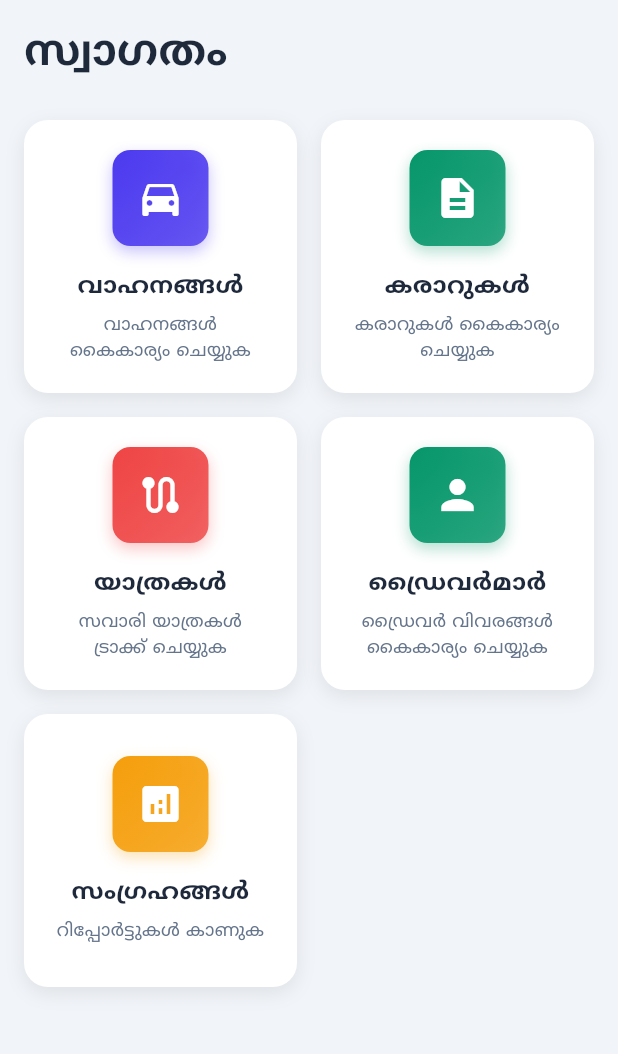
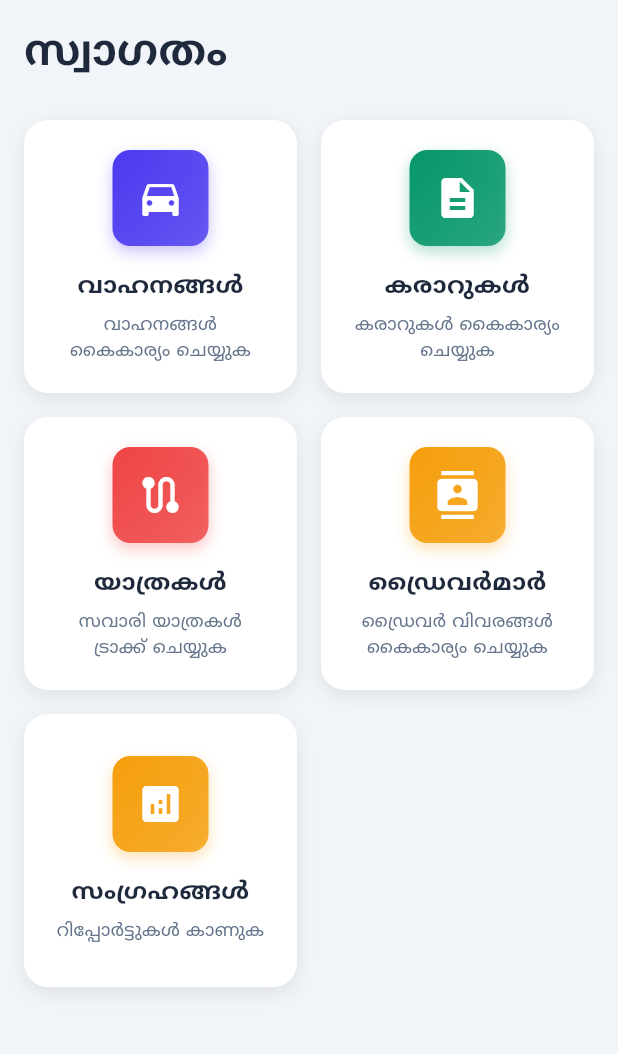
Before and after one commit to giri943/yaathra-rekha-app, a Flutter app: the DashboardWidget screen opened directly, on a phone screen of 412 x 824 dp, the part 84-1138 px from its top. Run offline on Flutter 3.47's test engine with Material 3 defaults, Android fonts, the light colour scheme and no system bars; our stand-ins replace google_fonts, google_sign_in, shared_preferences; accounts and stored records are empty; network calls fail.

Commit message:
fix:driver directory icon changes

```diff
--- a/lib/pages/dashboard.dart
+++ b/lib/pages/dashboard.dart
@@ -192,8 +192,8 @@ class _DashboardWidgetState extends State<DashboardWidget> {
                       context,
                       'ഡ്രൈവർമാർ',
                       'ഡ്രൈവർ വിവരങ്ങൾ കൈകാര്യം ചെയ്യുക',
-                      Icons.person,
-                      Color(0xFF059669),
+                      Icons.contacts,
+                      Color(0xFFF59E0B),
                       () => Navigator.push(
                         context,
                         MaterialPageRoute(builder: (context) => const DriversPage()),
```
